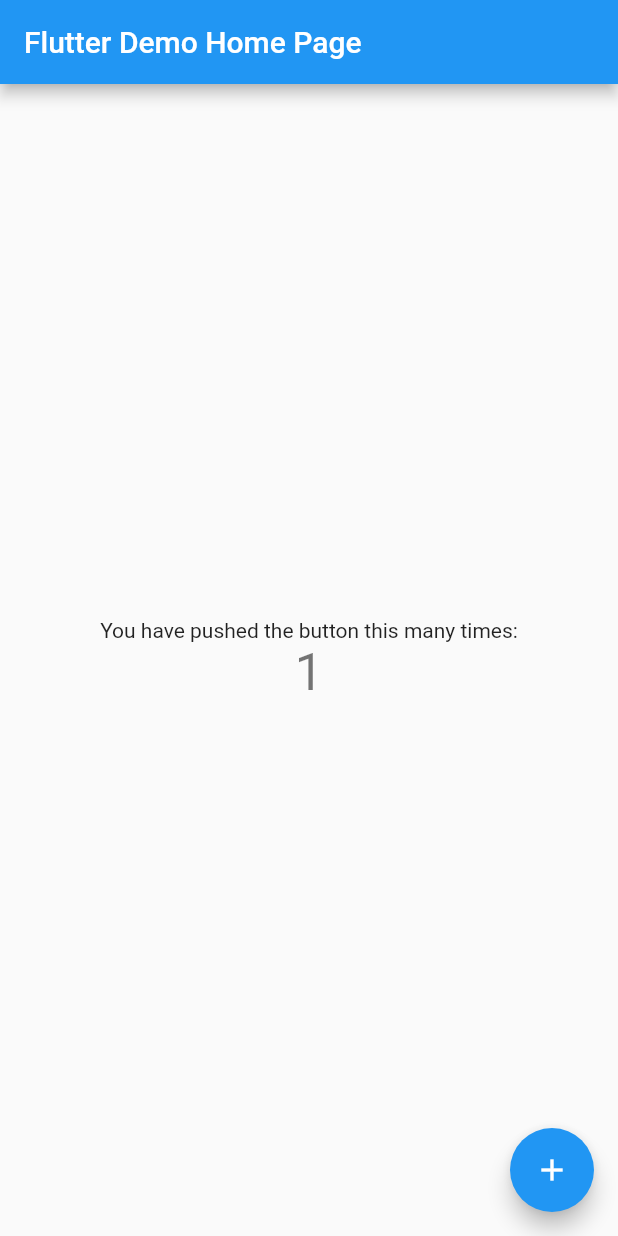
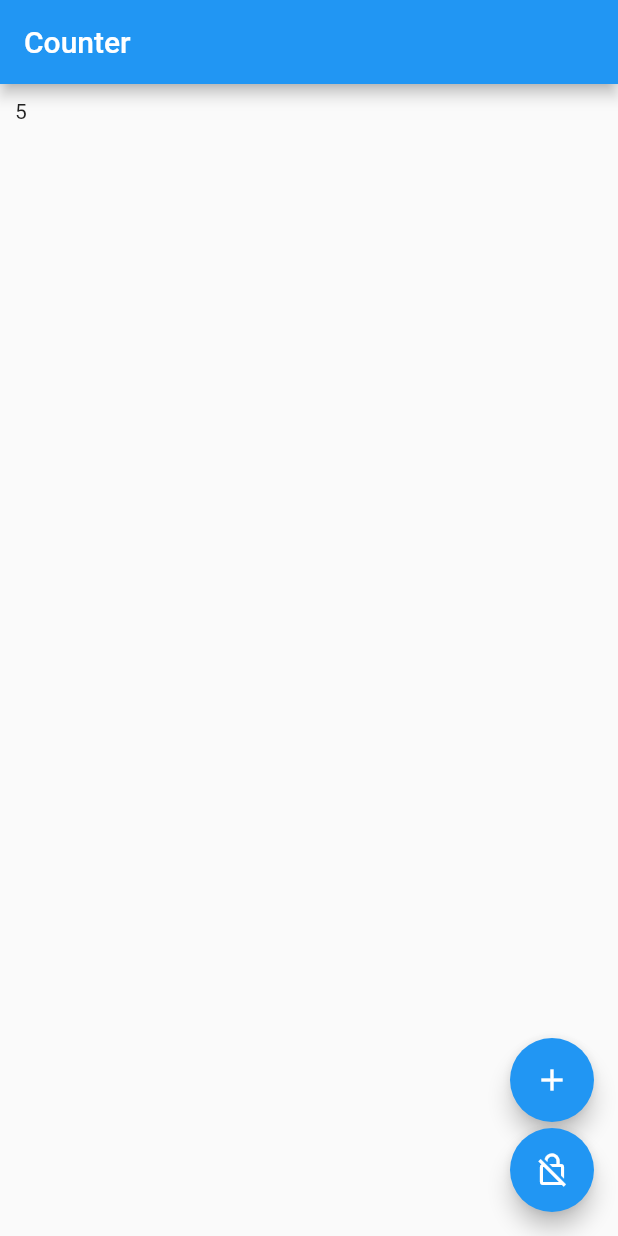
Before and after one commit to smo-learning/learn-flutter, a Flutter app: the screen it shows after launch, after a tap on the "add" icon, on a phone screen of 412 x 824 dp. Run offline on Flutter 3.47's test engine with Material 2 defaults, Android fonts, the phone set to English and light mode, and no system bars; our stand-ins replace dartz, equatable, flutter_bloc, get_it, image_picker, injectable and 3 more; accounts and stored records are empty.

Commit message:
Add Injectable + Counter UseCases + UseCase + Failures

```diff
--- /dev/null
+++ b/bloc/flutter_counter/lib/core/domain/failure.dart
@@ -0,0 +1,9 @@
+import 'package:equatable/equatable.dart';
+
+abstract class Failure extends Equatable {
+  final code;
+  const Failure(this.code);
+
+  @override
+  List<Object?> get props => [code];
+}
--- /dev/null
+++ b/bloc/flutter_counter/lib/core/domain/usecase.dart
@@ -0,0 +1,16 @@
+import 'package:dartz/dartz.dart';
+import 'package:equatable/equatable.dart';
+
+import 'failure.dart';
+
+abstract class UseCase<T, P extends Params> {
+  Future<Either<Failure, T>> call(P params);
+}
+
+class NoParams extends Equatable implements Params {
+  NoParams() : super();
+  @override
+  List<Object> get props => [];
+}
+
+abstract class Params {}
--- /dev/null
+++ b/bloc/flutter_counter/lib/features/counter/domain/failures/counter_failure.dart
@@ -0,0 +1,8 @@
+import 'package:flutter_counter/core/domain/failure.dart';
+
+class CounterFailure extends Failure {
+  const CounterFailure(code) : super(code);
+
+  static const incrementFailure = CounterFailure(1);
+  static const decrementFailure = CounterFailure(2);
+}
--- /dev/null
+++ b/bloc/flutter_counter/lib/features/counter/domain/usecases/decrement_counter_usecase.dart
@@ -0,0 +1,15 @@
+import 'package:flutter_counter/core/domain/failure.dart';
+import 'package:dartz/dartz.dart';
+import 'package:flutter_counter/core/domain/usecase.dart';
+import 'package:injectable/injectable.dart';
+
+// ignore: one_member_abstracts
+abstract class DecrementCounterUseCase extends UseCase<int, NoParams> {}
+
+@LazySingleton(as: DecrementCounterUseCase)
+class DecrementCounterUseCaseImpl extends DecrementCounterUseCase {
+  @override
+  Future<Either<Failure, int>> call(NoParams params) async {
+    return Right(4);
+  }
+}
--- /dev/null
+++ b/bloc/flutter_counter/lib/features/counter/domain/usecases/increment_counter_usecase.dart
@@ -0,0 +1,15 @@
+import 'package:flutter_counter/core/domain/failure.dart';
+import 'package:dartz/dartz.dart';
+import 'package:flutter_counter/core/domain/usecase.dart';
+import 'package:injectable/injectable.dart';
+
+// ignore: one_member_abstracts
+abstract class IncrementCounterUseCase extends UseCase<int, NoParams> {}
+
+@LazySingleton(as: IncrementCounterUseCase)
+class IncrementCounterUseCaseImpl extends IncrementCounterUseCase {
+  @override
+  Future<Either<Failure, int>> call(NoParams params) async {
+    return Right(5);
+  }
+}
--- /dev/null
+++ b/bloc/flutter_counter/lib/features/counter/presentation/bloc/counter_bloc.dart
@@ -0,0 +1,69 @@
+import 'package:equatable/equatable.dart';
+import 'package:flutter_bloc/flutter_bloc.dart';
+import 'package:flutter_counter/core/domain/failure.dart';
+import 'package:flutter_counter/core/domain/usecase.dart';
+import 'package:flutter_counter/features/counter/domain/failures/counter_failure.dart';
+import 'package:flutter_counter/features/counter/domain/usecases/decrement_counter_usecase.dart';
+import 'package:flutter_counter/features/counter/domain/usecases/increment_counter_usecase.dart';
+import 'package:injectable/injectable.dart';
+
+@injectable
+class CounterBloc extends Bloc<CounterEvent, CounterState> {
+  IncrementCounterUseCase incrementUseCase;
+  DecrementCounterUseCase decrementUseCase;
+
+  CounterBloc(this.incrementUseCase, this.decrementUseCase)
+      : super(CounterLoadingState());
+
+  @override
+  Stream<CounterState> mapEventToState(CounterEvent event) async* {
+    yield CounterLoadingState();
+    if (event is CounterIncrementedEvent) {
+      final result = await incrementUseCase(NoParams());
+      yield result.fold(
+          (l) => CounterErrorState(CounterFailure.incrementFailure),
+          (r) => CounterSuccessState(r));
+    }
+    if (event is CounterDecrementedEvent) {
+      final result = await decrementUseCase(NoParams());
+      yield result.fold(
+          (l) => CounterErrorState(CounterFailure.decrementFailure),
+          (r) => CounterSuccessState(r));
+    }
+  }
+}
+
+abstract class CounterState extends Equatable {
+  const CounterState();
+}
+
+class CounterLoadingState extends CounterState {
+  @override
+  List<Object?> get props => [];
+}
+
+class CounterErrorState extends CounterState {
+  final Failure failure;
+  const CounterErrorState(this.failure);
+
+  @override
+  List<Object?> get props => [];
+}
+
+class CounterSuccessState extends CounterState {
+  final int counter;
+  const CounterSuccessState(this.counter);
+
+  @override
+  List<Object?> get props => [this.counter];
+}
+
+abstract class CounterEvent extends Equatable {
+  const CounterEvent();
+  @override
+  List<Object?> get props => [];
+}
+
+class CounterIncrementedEvent extends CounterEvent {}
+
+class CounterDecrementedEvent extends CounterEvent {}
--- /dev/null
+++ b/bloc/flutter_counter/lib/features/counter/presentation/pages/counter_page.dart
@@ -0,0 +1,60 @@
+import 'package:flutter/material.dart';
+import 'package:flutter_bloc/flutter_bloc.dart';
+import 'package:flutter_counter/features/counter/presentation/bloc/counter_bloc.dart';
+import 'package:get_it/get_it.dart';
+
+class CounterPage extends StatelessWidget {
+  @override
+  Widget build(BuildContext context) {
+    return BlocProvider(
+      create: (_) => GetIt.I<CounterBloc>(),
+      child: const CounterView(),
+    );
+  }
+}
+
+class CounterView extends StatelessWidget {
+  const CounterView({
+    Key? key,
+  }) : super(key: key);
+
+  @override
+  Widget build(BuildContext context) {
+    return Scaffold(
+      appBar: AppBar(
+        title: const Text('Counter'),
+      ),
+      body: BlocBuilder<CounterBloc, CounterState>(
+        builder: (context, state) {
+          if (state is CounterSuccessState) {
+            return Container(
+              padding: const EdgeInsets.all(10),
+              child: Text('${state.counter}'),
+            );
+          }
+          return const Center(child: CircularProgressIndicator());
+        },
+      ),
+      floatingActionButton: Column(
+        mainAxisAlignment: MainAxisAlignment.end,
+        children: [
+          FloatingActionButton(
+            onPressed: () {
+              BlocProvider.of<CounterBloc>(context)
+                  .add(CounterIncrementedEvent());
+            },
+            child: const Icon(Icons.add),
+          ),
+          const SizedBox(height: 4),
+          FloatingActionButton(
+            onPressed: () {
+              BlocProvider.of<CounterBloc>(context)
+                  .add(CounterDecrementedEvent());
+            },
+            child: const Icon(Icons.no_encryption_gmailerrorred_outlined),
+          ),
+        ],
+      ),
+    );
+  }
+}
--- a/bloc/flutter_counter/lib/main.dart
+++ b/bloc/flutter_counter/lib/main.dart
@@ -1,6 +1,10 @@
 import 'package:flutter/material.dart';
+import 'package:flutter_counter/features/counter/presentation/pages/counter_page.dart';
+import 'package:flutter_counter/service_locator.dart';
 
-void main() {
+Future<void> main() async {
+  WidgetsFlutterBinding.ensureInitialized();
+  await configureDependencies();
   runApp(MyApp());
 }
 
@@ -13,92 +17,7 @@
       theme: ThemeData(
         primarySwatch: Colors.blue,
       ),
-      home: MyHomePage(title: 'Flutter Demo Home Page'),
+      home: CounterPage(),
     );
   }
 }
-
-class MyHomePage extends StatefulWidget {
-  MyHomePage({Key? key, required this.title}) : super(key: key);
-
-  // This widget is the home page of your application. It is stateful, meaning
-  // that it has a State object (defined below) that contains fields that affect
-  // how it looks.
-
-  // This class is the configuration for the state. It holds the values (in this
-  // case the title) provided by the parent (in this case the App widget) and
-  // used by the build method of the State. Fields in a Widget subclass are
-  // always marked "final".
-
-  final String title;
-
-  @override
-  _MyHomePageState createState() => _MyHomePageState();
-}
-
-class _MyHomePageState extends State<MyHomePage> {
-  int _counter = 0;
-
-  void _incrementCounter() {
-    setState(() {
-      // This call to setState tells the Flutter framework that something has
-      // changed in this State, which causes it to rerun the build method below
-      // so that the display can reflect the updated values. If we changed
-      // _counter without calling setState(), then the build method would not be
-      // called again, and so nothing would appear to happen.
-      _counter++;
-    });
-  }
-
-  @override
-  Widget build(BuildContext context) {
-    // This method is rerun every time setState is called, for instance as done
-    // by the _incrementCounter method above.
-    //
-    // The Flutter framework has been optimized to make rerunning build methods
-    // fast, so that you can just rebuild anything that needs updating rather
-    // than having to individually change instances of widgets.
-    return Scaffold(
-      appBar: AppBar(
-        // Here we take the value from the MyHomePage object that was created by
-        // the App.build method, and use it to set our appbar title.
-        title: Text(widget.title),
-      ),
-      body: Center(
-        // Center is a layout widget. It takes a single child and positions it
-        // in the middle of the parent.
-        child: Column(
-          // Column is also a layout widget. It takes a list of children and
-          // arranges them vertically. By default, it sizes itself to fit its
-          // children horizontally, and tries to be as tall as its parent.
-          //
-          // Invoke "debug painting" (press "p" in the console, choose the
-          // "Toggle Debug Paint" action from the Flutter Inspector in Android
-          // Studio, or the "Toggle Debug Paint" command in Visual Studio Code)
-          // to see the wireframe for each widget.
-          //
-          // Column has various properties to control how it sizes itself and
-          // how it positions its children. Here we use mainAxisAlignment to
-          // center the children vertically; the main axis here is the vertical
-          // axis because Columns are vertical (the cross axis would be
-          // horizontal).
-          mainAxisAlignment: MainAxisAlignment.center,
-          children: <Widget>[
-            Text(
-              'You have pushed the button this many times:',
-            ),
-            Text(
-              '$_counter',
-              style: Theme.of(context).textTheme.headline4,
-            ),
-          ],
-        ),
-      ),
-      floatingActionButton: FloatingActionButton(
-        onPressed: _incrementCounter,
-        tooltip: 'Increment',
-        child: Icon(Icons.add),
-      ), // This trailing comma makes auto-formatting nicer for build methods.
-    );
-  }
-}
--- /dev/null
+++ b/bloc/flutter_counter/lib/service_locator.dart
@@ -0,0 +1,12 @@
+import 'package:get_it/get_it.dart';
+import 'package:injectable/injectable.dart';
+import 'service_locator.config.dart';
+
+final getIt = GetIt.instance;
+
+@InjectableInit(
+  initializerName: r'$initGetIt', // default
+  preferRelativeImports: true, // default
+  asExtension: false, // default
+)
+Future<void> configureDependencies() async => $initGetIt(getIt);
```
Also changed, not shown: bloc/flutter_counter/analysis_options.yaml (added, +341 -0 lines), bloc/flutter_counter/pubspec.yaml (+7 -3 lines), bloc/flutter_counter/lib/service_locator.config.dart (added), bloc/flutter_counter/pubspec.lock.
